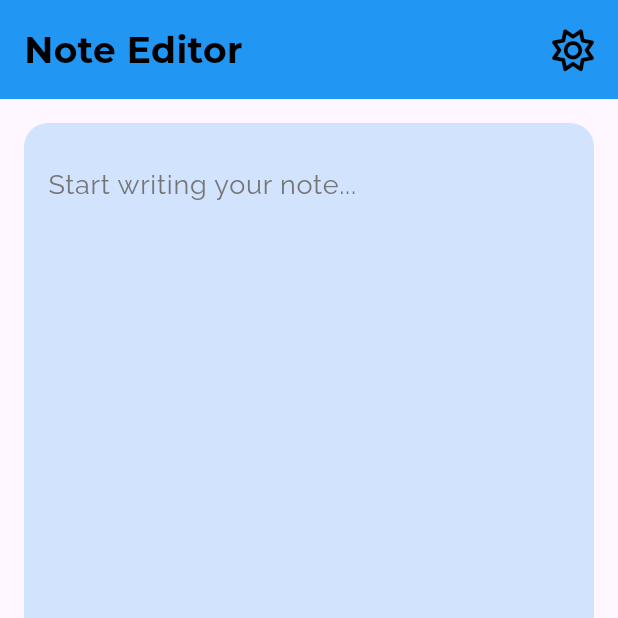
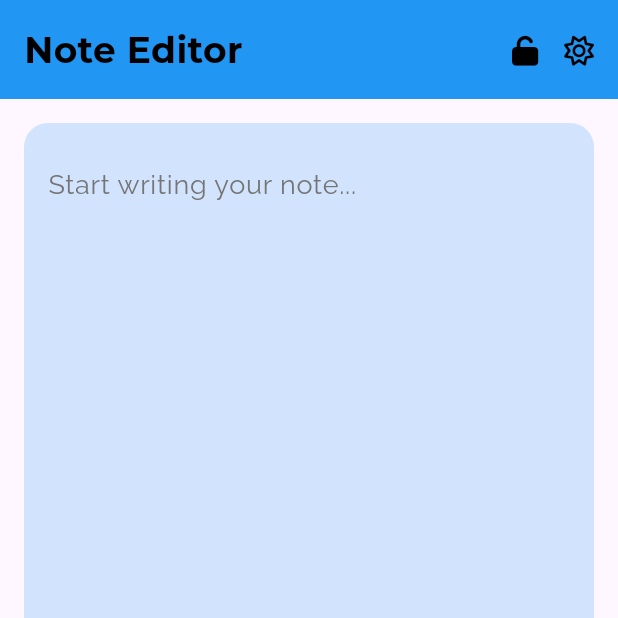
Before and after one commit to Rpingat/flutter_notepad, a Flutter app: the screen it shows after launch, on a phone screen of 412 x 824 dp, the top half of it. Run offline on Flutter 3.47's test engine with Material 3 defaults, Android fonts, the phone set to English and light mode, and no system bars; our stand-ins replace font_awesome_flutter, google_fonts, shared_preferences.

Commit message:
Add read only mode

```diff
--- a/lib/note_editor.dart
+++ b/lib/note_editor.dart
@@ -17,11 +17,13 @@ class _NoteEditorState extends State<NoteEditor> {
   int _themeIndex = 0;
   final TextEditingController _controller = TextEditingController();
   String _note = '';
+  bool _readOnly = false;
 
   void _savePreferences() async {
     final prefs = await SharedPreferences.getInstance();
     prefs.setInt('themeIndex', _themeIndex);
-    prefs.setString('note', _note);
+    prefs.setString('note', _controller.text);
+    prefs.setBool('readOnly', _readOnly);
   }
 
   void _loadPreferences() async {
@@ -29,6 +31,7 @@ class _NoteEditorState extends State<NoteEditor> {
     setState(() {
       _themeIndex = prefs.getInt('themeIndex') ?? 0;
       _note = prefs.getString('note') ?? '';
+      _readOnly = prefs.getBool('readOnly') ?? false;
       _controller.text = _note;
     });
   }
@@ -49,8 +52,13 @@ class _NoteEditorState extends State<NoteEditor> {
               _themeIndex = index;
               _savePreferences();
             });
+          }, _readOnly, () {
+            setState(() {
+              _readOnly = !_readOnly;
+              _savePreferences();
+            });
           }),
-          _NoteField(_themes, _themeIndex, _controller),
+          _NoteField(_themes, _themeIndex, _controller, _readOnly),
           _Footer(_themes, _themeIndex),
         ],
       ),
@@ -62,8 +70,10 @@ class _Header extends StatelessWidget {
   final List<Color> _themes;
   final int _themeIndex;
   final Function(int) _onThemeChanged;
+  final bool _readOnly;
+  final Function() _onReadOnlyToggle;
 
-  _Header(this._themes, this._themeIndex, this._onThemeChanged);
+  _Header(this._themes, this._themeIndex, this._onThemeChanged, this._readOnly, this._onReadOnlyToggle);
 
   @override
   Widget build(BuildContext context) {
@@ -81,6 +91,17 @@ class _Header extends StatelessWidget {
               color: _themeIndex == 2 ? Colors.white : Colors.black,
             ),
           ),
+          Row(
+            children: [
+              GestureDetector(
+                onTap: _onReadOnlyToggle,
+                child: Icon(
+                  _readOnly ? FontAwesomeIcons.lock : FontAwesomeIcons.unlock,
+                  size: 20.0,
+                  color: _themeIndex == 2 ? Colors.white : Colors.black,
+                ),
+              ),
+              SizedBox(width: 16.0),
               GestureDetector(
                 onTap: () {
                   _onThemeChanged((_themeIndex + 1) % 3);
@@ -91,9 +112,11 @@ class _Header extends StatelessWidget {
                       : _themeIndex == 1
                           ? FontAwesomeIcons.cloudSun
                           : FontAwesomeIcons.moon,
-              size: 28.0,
+                  size: 20.0,
                   color: _themeIndex == 2 ? Colors.white : Colors.black,
                 ),
+              ),
+            ],
           ),
         ],
       ),
@@ -105,8 +128,9 @@ class _NoteField extends StatelessWidget {
   final List<Color> _themes;
   final int _themeIndex;
   final TextEditingController _controller;
+  final bool _readOnly;
 
-  _NoteField(this._themes, this._themeIndex, this._controller);
+  _NoteField(this._themes, this._themeIndex, this._controller, this._readOnly);
 
   @override
   Widget build(BuildContext context) {
@@ -121,6 +145,7 @@ class _NoteField extends StatelessWidget {
         child: TextField(
           controller: _controller,
           maxLines: null,
+          readOnly: _readOnly,
           style: GoogleFonts.openSans(
             fontSize: 18.0,
             color: _themeIndex == 2 ? Colors.black : Colors.black,
```
Lines whose indentation alone changed are shown as unchanged.
